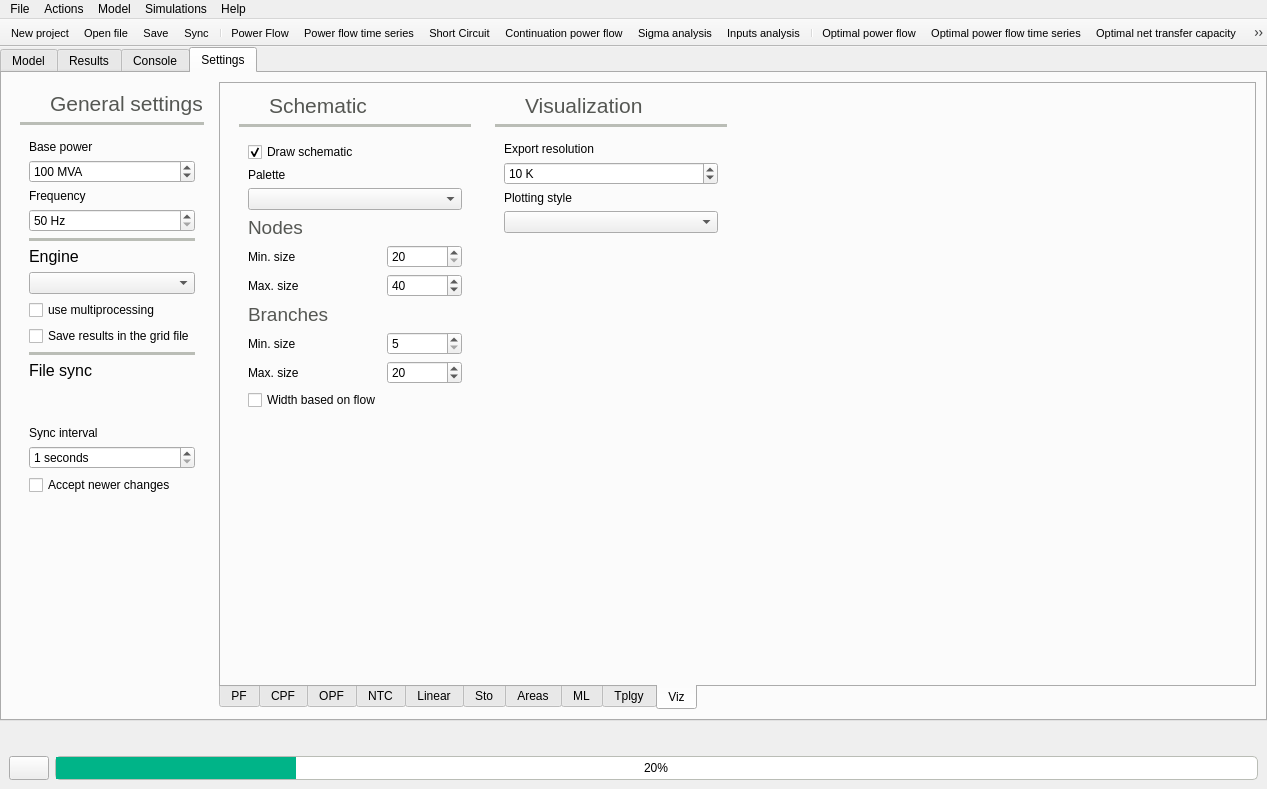
Old version of the form src/GridCal/Gui/Main/MainWindow.ui in the repository SanPen/GridCal.
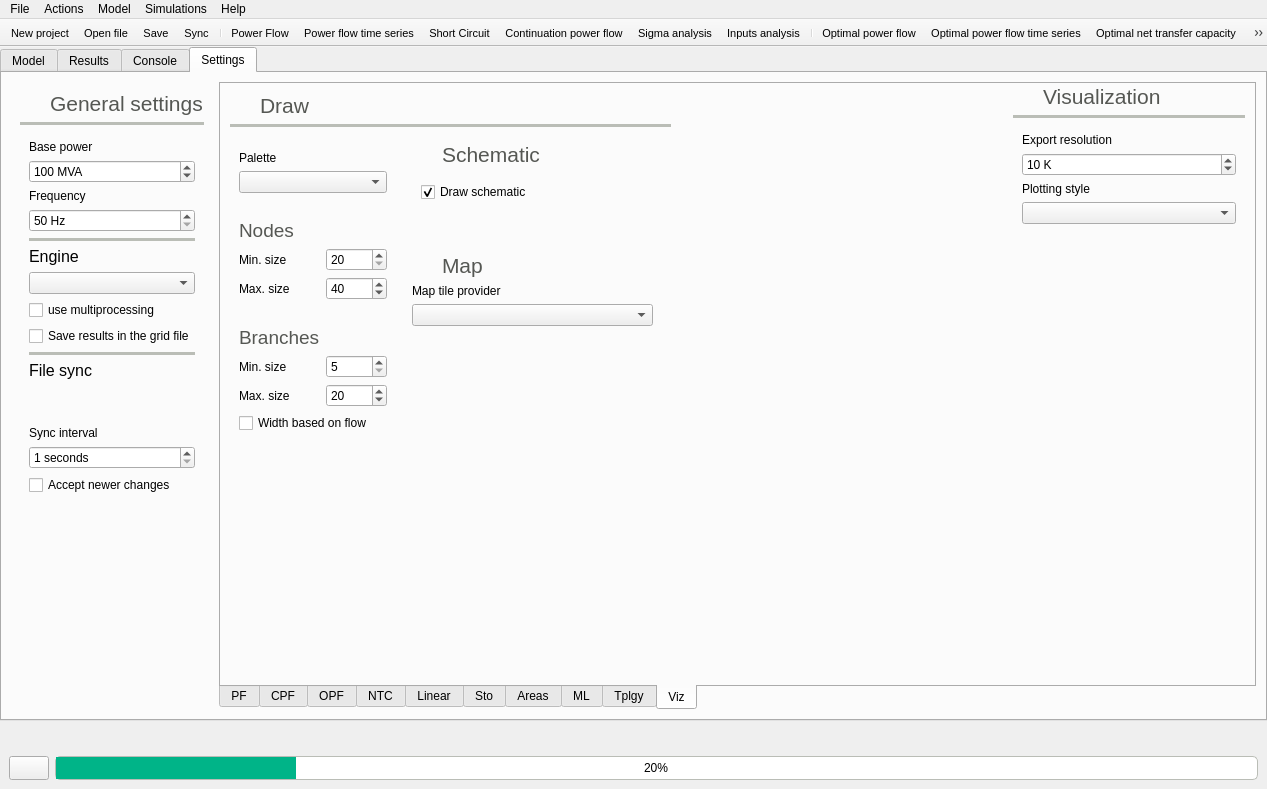
New version of the form. The open tabs and pages were chosen to show the change. Icons and pictures are not drawn.

Commit message: Added map providers options

What changed in the file:
```diff
--- a/src/GridCal/Gui/Main/MainWindow.ui
+++ b/src/GridCal/Gui/Main/MainWindow.ui
@@ -7264,6 +7264,18 @@
             <string>Visualization related settings</string>
            </attribute>
            <layout class="QHBoxLayout" name="horizontalLayout_18">
+            <property name="leftMargin">
+             <number>0</number>
+            </property>
+            <property name="topMargin">
+             <number>0</number>
+            </property>
+            <property name="rightMargin">
+             <number>0</number>
+            </property>
+            <property name="bottomMargin">
+             <number>0</number>
+            </property>
             <item>
              <widget class="QFrame" name="frame_46">
               <property name="minimumSize">
@@ -7279,9 +7291,6 @@
                <enum>QFrame::Raised</enum>
               </property>
               <layout class="QVBoxLayout" name="verticalLayout_31">
-               <property name="topMargin">
-                <number>0</number>
-               </property>
                <item>
                 <widget class="QFrame" name="frame_57">
                  <property name="frameShape">
@@ -7373,7 +7382,7 @@
                      </font>
                     </property>
                     <property name="text">
-                     <string>Schematic</string>
+                     <string>Draw</string>
                     </property>
                     <property name="alignment">
                      <set>Qt::AlignBottom|Qt::AlignLeading|Qt::AlignLeft</set>
@@ -7434,244 +7443,589 @@
                 </widget>
                </item>
                <item>
-                <widget class="QFrame" name="frame_58">
+                <widget class="QFrame" name="frame_70">
                  <property name="frameShape">
                   <enum>QFrame::NoFrame</enum>
                  </property>
                  <property name="frameShadow">
                   <enum>QFrame::Raised</enum>
                  </property>
-                 <layout class="QGridLayout" name="gridLayout">
-                  <item row="10" column="1">
-                   <widget class="QSpinBox" name="max_branch_size_spinBox">
-                    <property name="minimum">
-                     <number>5</number>
+                 <layout class="QHBoxLayout" name="horizontalLayout_39">
+                  <property name="leftMargin">
+                   <number>0</number>
+                  </property>
+                  <item>
+                   <widget class="QFrame" name="frame_58">
+                    <property name="frameShape">
+                     <enum>QFrame::NoFrame</enum>
                     </property>
-                    <property name="maximum">
-                     <number>10000</number>
+                    <property name="frameShadow">
+                     <enum>QFrame::Raised</enum>
                     </property>
-                    <property name="value">
-                     <number>20</number>
-                    </property>
+                    <layout class="QGridLayout" name="gridLayout">
+                     <item row="10" column="1">
+                      <widget class="QSpinBox" name="min_branch_size_spinBox">
+                       <property name="minimum">
+                        <number>5</number>
+                       </property>
+                       <property name="maximum">
+                        <number>10000</number>
+                       </property>
+                      </widget>
+                     </item>
+                     <item row="12" column="0" colspan="2">
+                      <widget class="QCheckBox" name="branch_width_based_on_flow_checkBox">
+                       <property name="text">
+                        <string>Width based on flow</string>
+                       </property>
+                       <property name="checked">
+                        <bool>false</bool>
+                       </property>
+                      </widget>
+                     </item>
+                     <item row="5" column="1">
+                      <widget class="QSpinBox" name="min_node_size_spinBox">
+                       <property name="minimum">
+                        <number>20</number>
+                       </property>
+                       <property name="maximum">
+                        <number>10000</number>
+                       </property>
+                      </widget>
+                     </item>
+                     <item row="11" column="0">
+                      <widget class="QLabel" name="label_15">
+                       <property name="text">
+                        <string>Max. size</string>
+                       </property>
+                      </widget>
+                     </item>
+                     <item row="5" column="0">
+                      <widget class="QLabel" name="label">
+                       <property name="text">
+                        <string>Min. size</string>
+                       </property>
+                      </widget>
+                     </item>
+                     <item row="11" column="1">
+                      <widget class="QSpinBox" name="max_branch_size_spinBox">
+                       <property name="minimum">
+                        <number>5</number>
+                       </property>
+                       <property name="maximum">
+                        <number>10000</number>
+                       </property>
+                       <property name="value">
+                        <number>20</number>
+                       </property>
+                      </widget>
+                     </item>
+                     <item row="8" column="0">
+                      <widget class="QLabel" name="label_54">
+                       <property name="palette">
+                        <palette>
+                         <active>
+                          <colorrole role="WindowText">
+                           <brush brushstyle="SolidPattern">
+                            <color alpha="255">
+                             <red>85</red>
+                             <green>87</green>
+                             <blue>83</blue>
+                            </color>
+                           </brush>
+                          </colorrole>
+                         </active>
+                         <inactive>
+                          <colorrole role="WindowText">
+                           <brush brushstyle="SolidPattern">
+                            <color alpha="255">
+                             <red>85</red>
+                             <green>87</green>
+                             <blue>83</blue>
+                            </color>
+                           </brush>
+                          </colorrole>
+                         </inactive>
+                         <disabled>
+                          <colorrole role="WindowText">
+                           <brush brushstyle="SolidPattern">
+                            <color alpha="255">
+                             <red>190</red>
+                             <green>190</green>
+                             <blue>190</blue>
+                            </color>
+                           </brush>
+                          </colorrole>
+                         </disabled>
+                        </palette>
+                       </property>
+                       <property name="font">
+                        <font>
+                         <pointsize>14</pointsize>
+                        </font>
+                       </property>
+                       <property name="text">
+                        <string>Branches</string>
+                       </property>
+                       <property name="alignment">
+                        <set>Qt::AlignBottom|Qt::AlignLeading|Qt::AlignLeft</set>
+                       </property>
+                      </widget>
+                     </item>
+                     <item row="2" column="0" colspan="2">
+                      <widget class="QComboBox" name="palette_comboBox"/>
+                     </item>
+                     <item row="1" column="0">
+                      <widget class="QLabel" name="label_43">
+                       <property name="text">
+                        <string>Palette</string>
+                       </property>
+                      </widget>
+                     </item>
+                     <item row="6" column="1">
+                      <widget class="QSpinBox" name="max_node_size_spinBox">
+                       <property name="minimum">
+                        <number>20</number>
+                       </property>
+                       <property name="maximum">
+                        <number>10000</number>
+                       </property>
+                       <property name="value">
+                        <number>40</number>
+                       </property>
+                      </widget>
+                     </item>
+                     <item row="10" column="0">
+                      <widget class="QLabel" name="label_14">
+                       <property name="text">
+                        <string>Min. size</string>
+                       </property>
+                      </widget>
+                     </item>
+                     <item row="6" column="0">
+                      <widget class="QLabel" name="label_9">
+                       <property name="text">
+                        <string>Max. size</string>
+                       </property>
+                      </widget>
+                     </item>
+                     <item row="4" column="0">
+                      <widget class="QLabel" name="label_56">
+                       <property name="palette">
+                        <palette>
+                         <active>
+                          <colorrole role="WindowText">
+                           <brush brushstyle="SolidPattern">
+                            <color alpha="255">
+                             <red>85</red>
+                             <green>87</green>
+                             <blue>83</blue>
+                            </color>
+                           </brush>
+                          </colorrole>
+                         </active>
+                         <inactive>
+                          <colorrole role="WindowText">
+                           <brush brushstyle="SolidPattern">
+                            <color alpha="255">
+                             <red>85</red>
+                             <green>87</green>
+                             <blue>83</blue>
+                            </color>
+                           </brush>
+                          </colorrole>
+                         </inactive>
+                         <disabled>
+                          <colorrole role="WindowText">
+                           <brush brushstyle="SolidPattern">
+                            <color alpha="255">
+                             <red>190</red>
+                             <green>190</green>
+                             <blue>190</blue>
+                            </color>
+                           </brush>
+                          </colorrole>
+                         </disabled>
+                        </palette>
+                       </property>
+                       <property name="font">
+                        <font>
+                         <pointsize>14</pointsize>
+                        </font>
+                       </property>
+                       <property name="text">
+                        <string>Nodes</string>
+                       </property>
+                       <property name="alignment">
+                        <set>Qt::AlignBottom|Qt::AlignLeading|Qt::AlignLeft</set>
+                       </property>
+                      </widget>
+                     </item>
+                     <item row="7" column="0">
+                      <widget class="QLabel" name="label_112">
+                       <property name="text">
+                        <string/>
+                       </property>
+                      </widget>
+                     </item>
+                     <item row="3" column="0">
+                      <widget class="QLabel" name="label_113">
+                       <property name="text">
+                        <string/>
+                       </property>
+                      </widget>
+                     </item>
+                     <item row="13" column="0">
+                      <spacer name="verticalSpacer_4">
+                       <property name="orientation">
+                        <enum>Qt::Vertical</enum>
+                       </property>
+                       <property name="sizeHint" stdset="0">
+                        <size>
+                         <width>20</width>
+                         <height>40</height>
+                        </size>
+                       </property>
+                      </spacer>
+                     </item>
+                    </layout>
                    </widget>
                   </item>
-                  <item row="4" column="0">
-                   <widget class="QLabel" name="label_56">
-                    <property name="palette">
-                     <palette>
-                      <active>
-                       <colorrole role="WindowText">
-                        <brush brushstyle="SolidPattern">
-                         <color alpha="255">
-                          <red>85</red>
-                          <green>87</green>
-                          <blue>83</blue>
-                         </color>
-                        </brush>
-                       </colorrole>
-                      </active>
-                      <inactive>
-                       <colorrole role="WindowText">
-                        <brush brushstyle="SolidPattern">
-                         <color alpha="255">
-                          <red>85</red>
-                          <green>87</green>
-                          <blue>83</blue>
-                         </color>
-                        </brush>
-                       </colorrole>
-                      </inactive>
-                      <disabled>
-                       <colorrole role="WindowText">
-                        <brush brushstyle="SolidPattern">
-                         <color alpha="255">
-                          <red>190</red>
-                          <green>190</green>
-                          <blue>190</blue>
-                         </color>
-                        </brush>
-                       </colorrole>
-                      </disabled>
-                     </palette>
-                    </property>
-                    <property name="font">
-                     <font>
-                      <pointsize>14</pointsize>
-                     </font>
-                    </property>
+                  <item>
+                   <widget class="QLabel" name="label_114">
                     <property name="text">
-                     <string>Nodes</string>
+                     <string> </string>
                     </property>
-                    <property name="alignment">
-                     <set>Qt::AlignBottom|Qt::AlignLeading|Qt::AlignLeft</set>
-                    </property>
                    </widget>
                   </item>
-                  <item row="5" column="1">
-                   <widget class="QSpinBox" name="min_node_size_spinBox">
-                    <property name="minimum">
-                     <number>20</number>
+                  <item>
+                   <widget class="QFrame" name="frame_73">
+                    <property name="minimumSize">
+                     <size>
+                      <width>250</width>
+                      <height>0</height>
+                     </size>
                     </property>
-                    <property name="maximum">
-                     <number>10000</number>
+                    <property name="frameShape">
+                     <enum>QFrame::NoFrame</enum>
                     </property>
-                   </widget>
-                  </item>
-                  <item row="2" column="0" colspan="2">
-                   <widget class="QComboBox" name="palette_comboBox"/>
-                  </item>
-                  <item row="10" column="0">
-                   <widget class="QLabel" name="label_15">
-                    <property name="text">
-                     <string>Max. size</string>
+                    <property name="frameShadow">
+                     <enum>QFrame::Raised</enum>
                     </property>
-                   </widget>
-                  </item>
-                  <item row="9" column="0">
-                   <widget class="QLabel" name="label_14">
-                    <property name="text">
-                     <string>Min. size</string>
-                    </property>
-                   </widget>
-                  </item>
-                  <item row="1" column="0">
-                   <widget class="QLabel" name="label_43">
-                    <property name="text">
-                     <string>Palette</string>
-                    </property>
-                   </widget>
-                  </item>
-                  <item row="6" column="1">
-                   <widget class="QSpinBox" name="max_node_size_spinBox">
-                    <property name="minimum">
-                     <number>20</number>
-                    </property>
-                    <property name="maximum">
-                     <number>10000</number>
-                    </property>
-                    <property name="value">
-                     <number>40</number>
-                    </property>
-                   </widget>
-                  </item>
-                  <item row="0" column="0">
-                   <widget class="QCheckBox" name="draw_schematic_checkBox">
-                    <property name="toolTip">
-                     <string>Draw the schematic. You may disable it for very large grids where the drawing takes time.</string>
-                    </property>
-                    <property name="text">
-                     <string>Draw schematic</string>
-                    </property>
-                    <property name="checked">
-                     <bool>true</bool>
-                    </property>
-                   </widget>
-                  </item>
-                  <item row="5" column="0">
-                   <widget class="QLabel" name="label">
-                    <property name="text">
-                     <string>Min. size</string>
-                    </property>
-                   </widget>
-                  </item>
-                  <item row="7" column="0">
-                   <widget class="QLabel" name="label_54">
-                    <property name="palette">
-                     <palette>
-                      <active>
-                       <colorrole role="WindowText">
-                        <brush brushstyle="SolidPattern">
-                         <color alpha="255">
-                          <red>85</red>
-                          <green>87</green>
-                          <blue>83</blue>
-                         </color>
-                        </brush>
-                       </colorrole>
-                      </active>
-                      <inactive>
-                       <colorrole role="WindowText">
-                        <brush brushstyle="SolidPattern">
-                         <color alpha="255">
-                          <red>85</red>
-                          <green>87</green>
-                          <blue>83</blue>
-                         </color>
-                        </brush>
-                       </colorrole>
-                      </inactive>
-                      <disabled>
-                       <colorrole role="WindowText">
-                        <brush brushstyle="SolidPattern">
-                         <color alpha="255">
-                          <red>190</red>
-                          <green>190</green>
-                          <blue>190</blue>
-                         </color>
-                        </brush>
-                       </colorrole>
-                      </disabled>
-                     </palette>
-                    </property>
-                    <property name="font">
-                     <font>
-                      <pointsize>14</pointsize>
-                     </font>
-                    </property>
-                    <property name="text">
-                     <string>Branches</string>
-                    </property>
-                    <property name="alignment">
-                     <set>Qt::AlignBottom|Qt::AlignLeading|Qt::AlignLeft</set>
-                    </property>
-                   </widget>
-                  </item>
-                  <item row="9" column="1">
-                   <widget class="QSpinBox" name="min_branch_size_spinBox">
-                    <property name="minimum">
-                     <number>5</number>
-                    </property>
-                    <property name="maximum">
-                     <number>10000</number>
-                    </property>
-                   </widget>
-                  </item>
-                  <item row="6" column="0">
-                   <widget class="QLabel" name="label_9">
-                    <property name="text">
-                     <string>Max. size</string>
-                    </property>
-                   </widget>
-                  </item>
-                  <item row="11" column="0">
-                   <widget class="QCheckBox" name="branch_width_based_on_flow_checkBox">
-                    <property name="text">
-                     <string>Width based on flow</string>
-                    </property>
-                    <property name="checked">
-                     <bool>false</bool>
-                    </property>
+                    <layout class="QVBoxLayout" name="verticalLayout_38">
+                     <property name="leftMargin">
+                      <number>0</number>
+                     </property>
+                     <property name="topMargin">
+                      <number>0</number>
+                     </property>
+                     <item>
+                      <widget class="QFrame" name="frame_74">
+                       <property name="minimumSize">
+                        <size>
+                         <width>0</width>
+                         <height>0</height>
+                        </size>
+                       </property>
+                       <property name="maximumSize">
+                        <size>
+                         <width>16777215</width>
+                         <height>26</height>
+                        </size>
+                       </property>
+                       <property name="frameShape">
+                        <enum>QFrame::NoFrame</enum>
+                       </property>
+                       <property name="frameShadow">
+                        <enum>QFrame::Raised</enum>
+                       </property>
+                       <layout class="QHBoxLayout" name="horizontalLayout_38">
+                        <property name="leftMargin">
+                         <number>0</number>
+                        </property>
+                        <property name="topMargin">
+                         <number>0</number>
+                        </property>
+                        <property name="rightMargin">
+                         <number>0</number>
+                        </property>
+                        <property name="bottomMargin">
+                         <number>0</number>
+                        </property>
+                        <item>
+                         <widget class="QLabel" name="label_110">
+                          <property name="minimumSize">
+                           <size>
+                            <width>24</width>
+                            <height>24</height>
+                           </size>
+                          </property>
+                          <property name="maximumSize">
+                           <size>
+                            <width>24</width>
+                            <height>24</height>
+                           </size>
+                          </property>
+                          <property name="text">
+                           <string/>
+                          </property>
+                          <property name="pixmap">
+                           <pixmap resource="icons.qrc">:/Icons/icons/show_color_controls.svg</pixmap>
+                          </property>
+                          <property name="scaledContents">
+                           <bool>true</bool>
+                          </property>
+                         </widget>
+                        </item>
+                        <item>
+                         <widget class="QLabel" name="label_111">
+                          <property name="palette">
+                           <palette>
+                            <active>
+                             <colorrole role="WindowText">
+                              <brush brushstyle="SolidPattern">
+                               <color alpha="255">
+                                <red>85</red>
+                                <green>87</green>
+                                <blue>83</blue>
+                               </color>
+                              </brush>
+                             </colorrole>
+                            </active>
+                            <inactive>
+                             <colorrole role="WindowText">
+                              <brush brushstyle="SolidPattern">
+                               <color alpha="255">
+                                <red>85</red>
+                                <green>87</green>
+                                <blue>83</blue>
+                               </color>
+                              </brush>
+                             </colorrole>
+                            </inactive>
+                            <disabled>
+                             <colorrole role="WindowText">
+                              <brush brushstyle="SolidPattern">
+                               <color alpha="255">
+                                <red>190</red>
+                                <green>190</green>
+                                <blue>190</blue>
+                               </color>
+                              </brush>
+                             </colorrole>
+                            </disabled>
+                           </palette>
+                          </property>
+                          <property name="font">
+                           <font>
+                            <pointsize>16</pointsize>
+                           </font>
+                          </property>
+                          <property name="text">
+                           <string>Schematic</string>
+                          </property>
+                          <property name="alignment">
+                           <set>Qt::AlignBottom|Qt::AlignLeading|Qt::AlignLeft</set>
+                          </property>
+                         </widget>
+                        </item>
+                       </layout>
+                      </widget>
+                     </item>
+                     <item>
+                      <widget class="QFrame" name="frame_75">
+                       <property name="frameShape">
+                        <enum>QFrame::NoFrame</enum>
+                       </property>
+                       <property name="frameShadow">
+                        <enum>QFrame::Raised</enum>
+                       </property>
+                       <layout class="QGridLayout" name="gridLayout_27">
+                        <item row="2" column="0">
+                         <widget class="QCheckBox" name="draw_schematic_checkBox">
+                          <property name="toolTip">
+                           <string>Draw the schematic. You may disable it for very large grids where the drawing takes time.</string>
+                          </property>
+                          <property name="text">
+                           <string>Draw schematic</string>
+                          </property>
+                          <property name="checked">
+                           <bool>true</bool>
+                          </property>
+                         </widget>
+                        </item>
+                       </layout>
+                      </widget>
+                     </item>
+                     <item>
+                      <widget class="QFrame" name="frame_72">
+                       <property name="minimumSize">
+                        <size>
+                         <width>0</width>
+                         <height>30</height>
+                        </size>
+                       </property>
+                       <property name="frameShape">
+                        <enum>QFrame::NoFrame</enum>
+                       </property>
+                       <property name="frameShadow">
+                        <enum>QFrame::Raised</enum>
+                       </property>
+                       <layout class="QGridLayout" name="gridLayout_26"/>
+                      </widget>
+                     </item>
+                     <item>
+                      <widget class="QFrame" name="frame_71">
+                       <property name="maximumSize">
+                        <size>
+                         <width>16777215</width>
+                         <height>26</height>
+                        </size>
+                       </property>
+                       <property name="frameShape">
+                        <enum>QFrame::NoFrame</enum>
+                       </property>
+                       <property name="frameShadow">
+                        <enum>QFrame::Raised</enum>
+                       </property>
+                       <layout class="QHBoxLayout" name="horizontalLayout_37">
+                        <property name="leftMargin">
+                         <number>0</number>
+                        </property>
+                        <property name="topMargin">
+                         <number>0</number>
+                        </property>
+                        <property name="rightMargin">
+                         <number>0</number>
+                        </property>
+                        <property name="bottomMargin">
+                         <number>0</number>
+                        </property>
+                        <item>
+                         <widget class="QLabel" name="label_99">
+                          <property name="minimumSize">
+                           <size>
+                            <width>24</width>
+                            <height>24</height>
+                           </size>
+                          </property>
+                          <property name="maximumSize">
+                           <size>
+                            <width>24</width>
+                            <height>24</height>
+                           </size>
+                          </property>
+                          <property name="text">
+                           <string/>
+                          </property>
+                          <property name="pixmap">
+                           <pixmap resource="icons.qrc">:/Icons/icons/show_color_controls.svg</pixmap>
+                          </property>
+                          <property name="scaledContents">
+                           <bool>true</bool>
+                          </property>
+                         </widget>
+                        </item>
+                        <item>
+                         <widget class="QLabel" name="label_100">
+                          <property name="palette">
+                           <palette>
+                            <active>
+                             <colorrole role="WindowText">
+                              <brush brushstyle="SolidPattern">
+                               <color alpha="255">
+                                <red>85</red>
+                                <green>87</green>
+                                <blue>83</blue>
+                               </color>
+                              </brush>
+                             </colorrole>
+                            </active>
+                            <inactive>
+                             <colorrole role="WindowText">
+                              <brush brushstyle="SolidPattern">
+                               <color alpha="255">
+                                <red>85</red>
+                                <green>87</green>
+                                <blue>83</blue>
+                               </color>
+                              </brush>
+                             </colorrole>
+                            </inactive>
+                            <disabled>
+                             <colorrole role="WindowText">
+                              <brush brushstyle="SolidPattern">
+                               <color alpha="255">
+                                <red>190</red>
+                                <green>190</green>
+                                <blue>190</blue>
+                               </color>
+                              </brush>
+                             </colorrole>
+                            </disabled>
+                           </palette>
+                          </property>
+                          <property name="font">
+                           <font>
+                            <pointsize>16</pointsize>
+                           </font>
+                          </property>
+                          <property name="text">
+                           <string>Map</string>
+                          </property>
+                          <property name="alignment">
+                           <set>Qt::AlignBottom|Qt::AlignLeading|Qt::AlignLeft</set>
+                          </property>
+                         </widget>
+                        </item>
+                       </layout>
+                      </widget>
+                     </item>
+                     <item>
+                      <widget class="QLabel" name="label_118">
+                       <property name="text">
+                        <string>Map tile provider</string>
+                       </property>
+                      </widget>
+                     </item>
+                     <item>
+                      <widget class="QComboBox" name="tile_provider_comboBox"/>
+                     </item>
+                     <item>
+                      <spacer name="verticalSpacer_2">
+                       <property name="orientation">
+                        <enum>Qt::Vertical</enum>
+                       </property>
+                       <property name="sizeHint" stdset="0">
+                        <size>
+                         <width>20</width>
+                         <height>40</height>
+                        </size>
+                       </property>
+                      </spacer>
+                     </item>
+                    </layout>
                    </widget>
                   </item>
                  </layout>
                 </widget>
                </item>
-               <item>
-                <spacer name="verticalSpacer_4">
-                 <property name="orientation">
-                  <enum>Qt::Vertical</enum>
-                 </property>
-                 <property name="sizeHint" stdset="0">
-                  <size>
-                   <width>20</width>
-                   <height>40</height>
-                  </size>
-                 </property>
-                </spacer>
-               </item>
               </layout>
              </widget>
             </item>
+            <item>
+             <spacer name="horizontalSpacer_15">
+              <property name="orientation">
+               <enum>Qt::Horizontal</enum>
+              </property>
+              <property name="sizeHint" stdset="0">
+               <size>
+                <width>40</width>
+                <height>20</height>
+               </size>
+              </property>
+             </spacer>
+            </item>
             <item>
              <widget class="QFrame" name="frame_3">
               <property name="minimumSize">
@@ -7909,19 +8263,6 @@
               </layout>
              </widget>
             </item>
-            <item>
-             <spacer name="horizontalSpacer_15">
-              <property name="orientation">
-               <enum>Qt::Horizontal</enum>
-              </property>
-              <property name="sizeHint" stdset="0">
-               <size>
-                <width>427</width>
-                <height>20</height>
-               </size>
-              </property>
-             </spacer>
-            </item>
            </layout>
           </widget>
          </widget>
```
The commit also changes 3 other files.
